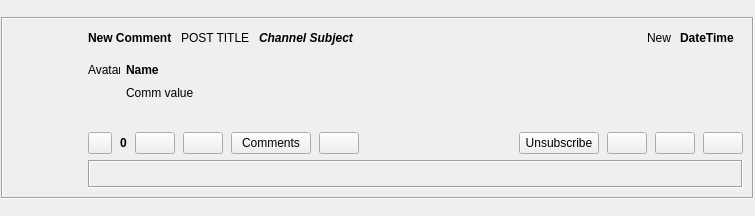
RetroShare/RetroShare, file retroshare-gui/src/gui/feeds/GxsCommentsItem.ui: the form before one commit.
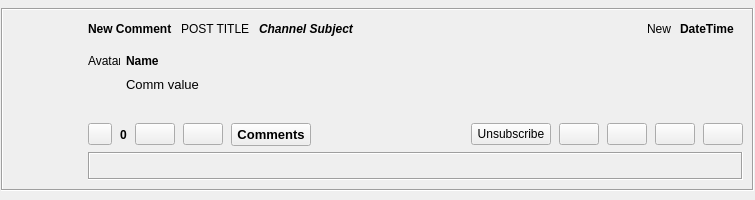
The form after the commit. Custom widgets are drawn as their Qt base class.

Commit message:
Added own comments news feed widget for Boards
* Added own comments news feed widget for Boards
* Fixing the Comment buttons to show the right Page

Patch:
```diff
--- a/retroshare-gui/src/gui/feeds/GxsCommentsItem.ui
+++ b/retroshare-gui/src/gui/feeds/GxsCommentsItem.ui
@@ -7,7 +7,7 @@
     <x>0</x>
     <y>0</y>
     <width>755</width>
-    <height>216</height>
+    <height>200</height>
    </rect>
   </property>
   <layout class="QGridLayout" name="gridLayout_3">
@@ -301,6 +301,12 @@
              <verstretch>0</verstretch>
             </sizepolicy>
            </property>
+           <property name="font">
+            <font>
+             <family>MS Sans Serif</family>
+             <pointsize>10</pointsize>
+            </font>
+           </property>
            <property name="text">
             <string>Comm value</string>
            </property>
@@ -383,30 +389,19 @@
         </item>
         <item>
          <widget class="QPushButton" name="commentButton">
+          <property name="font">
+           <font>
+            <family>MS Sans Serif</family>
+            <pointsize>10</pointsize>
+            <weight>75</weight>
+            <bold>true</bold>
+           </font>
+          </property>
           <property name="text">
            <string>Comments</string>
           </property>
          </widget>
         </item>
-        <item>
-         <widget class="QPushButton" name="copyLinkButton">
-          <property name="sizePolicy">
-           <sizepolicy hsizetype="Fixed" vsizetype="Fixed">
-            <horstretch>0</horstretch>
-            <verstretch>0</verstretch>
-           </sizepolicy>
-          </property>
-          <property name="focusPolicy">
-           <enum>Qt::NoFocus</enum>
-          </property>
-          <property name="toolTip">
-           <string>Copy RetroShare Link</string>
-          </property>
-          <property name="text">
-           <string/>
-          </property>
-         </widget>
-        </item>
         <item>
          <spacer name="horizontalSpacer_2">
           <property name="orientation">
@@ -439,6 +434,25 @@
           </property>
          </widget>
         </item>
+        <item>
+         <widget class="QPushButton" name="copyLinkButton">
+          <property name="sizePolicy">
+           <sizepolicy hsizetype="Fixed" vsizetype="Fixed">
+            <horstretch>0</horstretch>
+            <verstretch>0</verstretch>
+           </sizepolicy>
+          </property>
+          <property name="focusPolicy">
+           <enum>Qt::NoFocus</enum>
+          </property>
+          <property name="toolTip">
+           <string>Copy RetroShare Link</string>
+          </property>
+          <property name="text">
+           <string/>
+          </property>
+         </widget>
+        </item>
         <item>
          <widget class="QPushButton" name="expandButton">
           <property name="sizePolicy">
```
The commit also changes 8 other files.
